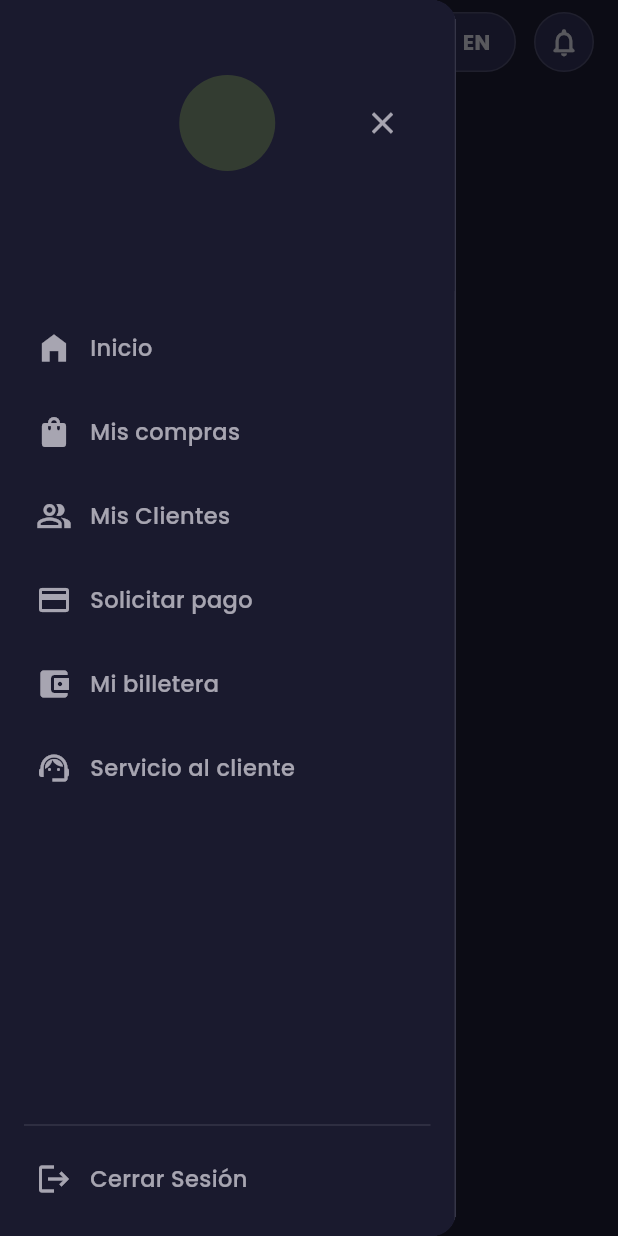
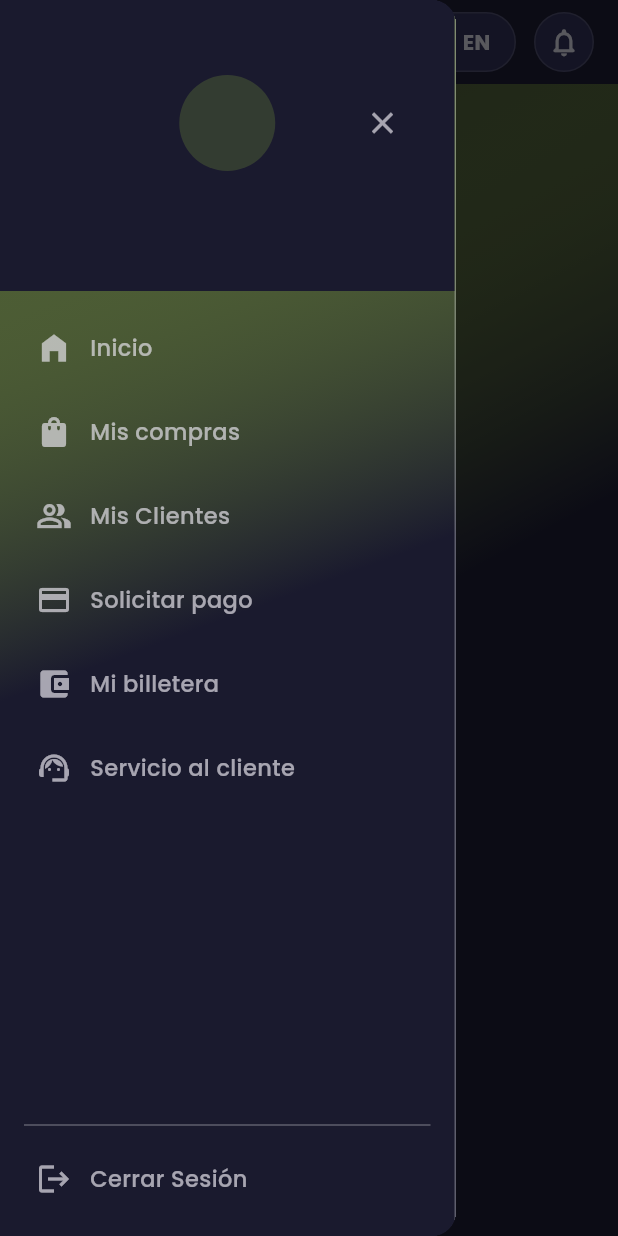
Before and after one commit to atorress91/flutter-app, a Flutter app: the DashboardScreen screen opened directly with empty values, with the side drawer open, on a phone screen of 412 x 824 dp. Run offline on Flutter 3.47's test engine with Material 3 defaults, Android fonts, the phone set to English and light mode, and no system bars; our stand-ins replace cached_network_image, connectivity_plus, custom_refresh_indicator, device_info_plus, equatable, firebase_core and 10 more; missing offline and left inert: network_info_plus; accounts and stored records are empty.

Commit message:
feat(ui): enhance DashboardScreen with gradient background
Added a gradient background to the DashboardScreen for improved visual appeal and user experience. The gradient adapts based on the device type, ensuring a consistent look across mobile and desktop views. This change enhances the overall aesthetics of the application.

BREAKING CHANGE: The layout structure has been modified to accommodate the new background method.

```diff
--- a/lib/features/dashboard/presentation/screens/dashboard_screen.dart
+++ b/lib/features/dashboard/presentation/screens/dashboard_screen.dart
@@ -2,7 +2,6 @@ import 'package:flutter/material.dart';
 import 'package:my_app/features/dashboard/presentation/widgets/app_navbar.dart';
 import 'package:my_app/features/dashboard/presentation/widgets/sidebar/app_sidebar.dart';
 
-// Layout con comportamiento responsive: Drawer en móvil, sidebar fijo en escritorio
 class DashboardScreen extends StatefulWidget {
   final Widget child;
 
@@ -13,10 +12,7 @@ class DashboardScreen extends StatefulWidget {
 }
 
 class _DashboardScreenState extends State<DashboardScreen> {
-  // Estado para controlar si el sidebar está colapsado (solo relevante en desktop/tablet ancha)
   bool _isSidebarCollapsed = false;
-
-  // Key para abrir el Drawer en móvil
   final GlobalKey<ScaffoldState> _scaffoldKey = GlobalKey<ScaffoldState>();
 
   void _onMenuPressed(bool isMobile) {
@@ -29,14 +25,32 @@ class _DashboardScreenState extends State<DashboardScreen> {
     }
   }
 
+  // Método para crear el background gradiente
+  Widget _buildGradientBackground({required Widget child}) {
+    return Container(
+      width: double.infinity,
+      height: double.infinity,
+      decoration: BoxDecoration(
+        gradient: LinearGradient(
+          begin: Alignment.topLeft,
+          end: Alignment.bottomRight,
+          colors: [
+            Theme.of(context).colorScheme.primary.withAlpha((255 * 0.1).toInt()),
+            Theme.of(context).scaffoldBackgroundColor,
+            Theme.of(context).colorScheme.surface.withAlpha((255 * 0.95).toInt()),
+          ],
+        ),
+      ),
+      child: child,
+    );
+  }
+
   @override
   Widget build(BuildContext context) {
     final width = MediaQuery.of(context).size.width;
-    // Puedes ajustar el breakpoint según tu diseño
     final bool isMobile = width < 900;
 
     if (isMobile) {
-      // Móvil: usar Drawer que se sobrepone al contenido principal
       return Scaffold(
         key: _scaffoldKey,
         appBar: AppNavbar(onMenuPressed: () => _onMenuPressed(true)),
@@ -49,20 +63,20 @@ class _DashboardScreenState extends State<DashboardScreen> {
             ),
           ),
         ),
-        body: widget.child,
-        // Footer no se muestra en móvil.
-        bottomNavigationBar: null,
+        body: _buildGradientBackground(child: widget.child),
       );
     }
 
-    // Escritorio/Tablet ancho: sidebar permanente junto al contenido
     return Scaffold(
+      backgroundColor: Colors.transparent,
       appBar: AppNavbar(onMenuPressed: () => _onMenuPressed(false)),
-      body: Row(
-        children: [
-          AppSidebar(isCollapsed: _isSidebarCollapsed),
-          Expanded(child: widget.child),
-        ],
+      body: _buildGradientBackground(
+        child: Row(
+          children: [
+            AppSidebar(isCollapsed: _isSidebarCollapsed),
+            Expanded(child: widget.child),
+          ],
+        ),
       ),
     );
   }
--- a/lib/features/dashboard/presentation/widgets/sidebar/app_sidebar.dart
+++ b/lib/features/dashboard/presentation/widgets/sidebar/app_sidebar.dart
@@ -14,16 +14,25 @@ class AppSidebar extends StatelessWidget {
   @override
   Widget build(BuildContext context) {
     final currentRoute = GoRouterState.of(context).matchedLocation;
+    final theme = Theme.of(context);
 
     return AnimatedContainer(
       duration: sidebarAnimationDuration,
       curve: Curves.easeInOutCubic,
       width: isCollapsed ? sidebarCollapsedWidth : sidebarExpandedWidth,
       decoration: BoxDecoration(
-        color: Theme.of(context).colorScheme.surface,
+        gradient: LinearGradient(
+          begin: Alignment.topLeft,
+          end: Alignment.bottomRight,
+          colors: [
+            theme.colorScheme.primary.withAlpha((255 * 0.15).toInt()),
+            theme.scaffoldBackgroundColor,
+            theme.colorScheme.surface.withAlpha((255 * 0.9).toInt()),
+          ],
+        ),
         border: Border(
           right: BorderSide(
-            color: Theme.of(context).dividerColor,
+            color: theme.dividerColor.withAlpha((255 * 0.3).toInt()),
             width: sidebarBorderWidth,
           ),
         ),
@@ -138,7 +147,7 @@ class AppSidebar extends StatelessWidget {
     return Column(
       children: [
         Divider(
-          color: Theme.of(context).dividerColor,
+          color: Theme.of(context).dividerColor.withAlpha((255 * 0.3).toInt()),
           indent: 16,
           endIndent: 16,
         ),
```
